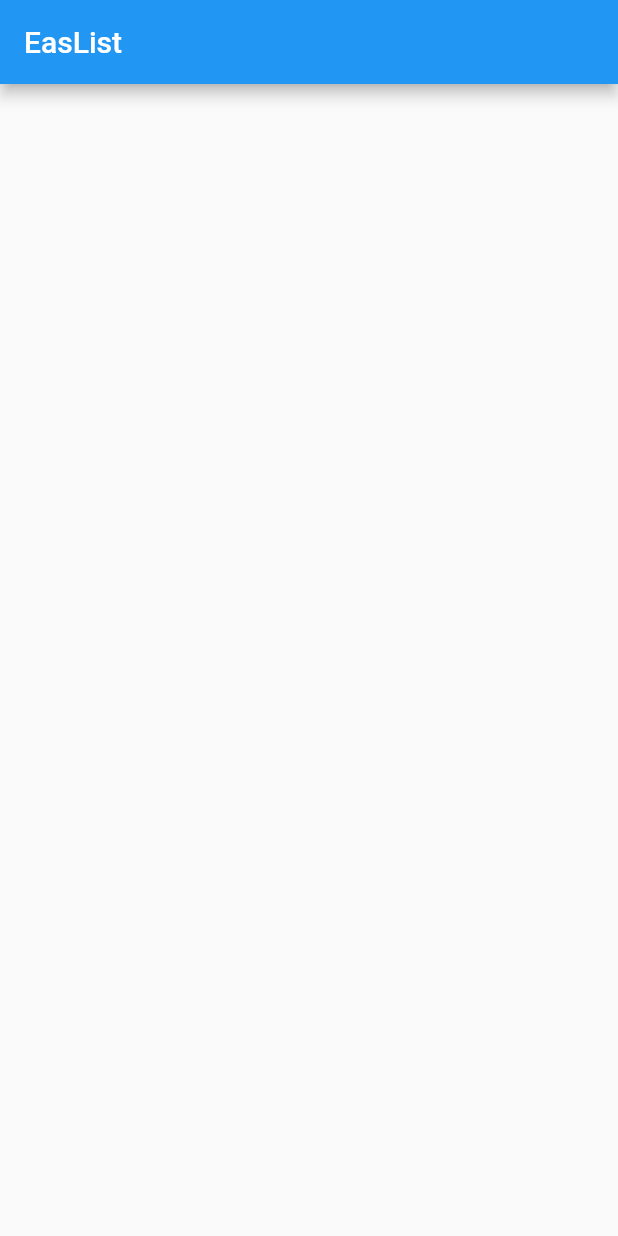
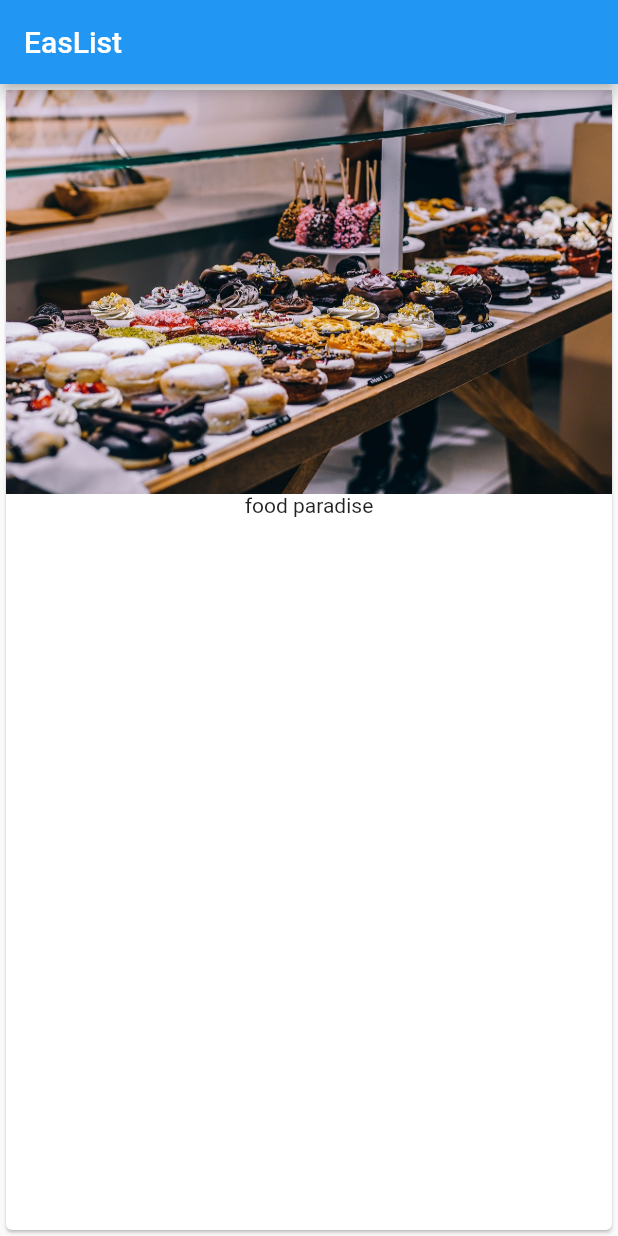
Before and after one commit to peterchege/flutter-app, a Flutter app: the screen it shows after launch, on a phone screen of 412 x 824 dp. Run offline on Flutter 3.47's test engine with Material 2 defaults, Android fonts, the phone set to English and light mode, and no system bars.

Commit message:
adding body and asset to code

```diff
--- a/lib/main.dart
+++ b/lib/main.dart
@@ -10,6 +10,10 @@ class MyApp extends StatelessWidget {
         appBar: AppBar(
           title: Text('EasList'),
         ),
+        body: Card(child: Column(children: <Widget>[
+          Image.asset('assets/food.jpg'),
+          Text('food paradise')
+        ],),),
       ),
     );
   }
--- a/pubspec.yaml
+++ b/pubspec.yaml
@@ -41,8 +41,8 @@ flutter:
   uses-material-design: true
 
   # To add assets to your application, add an assets section, like this:
-  # assets:
-  #  - images/a_dot_burr.jpeg
+  assets:
+    - assets/food.jpg
   #  - images/a_dot_ham.jpeg
 
   # An image asset can refer to one or more resolution-specific "variants", see
```
Also changed, not shown: assets/food.jpg (added).
